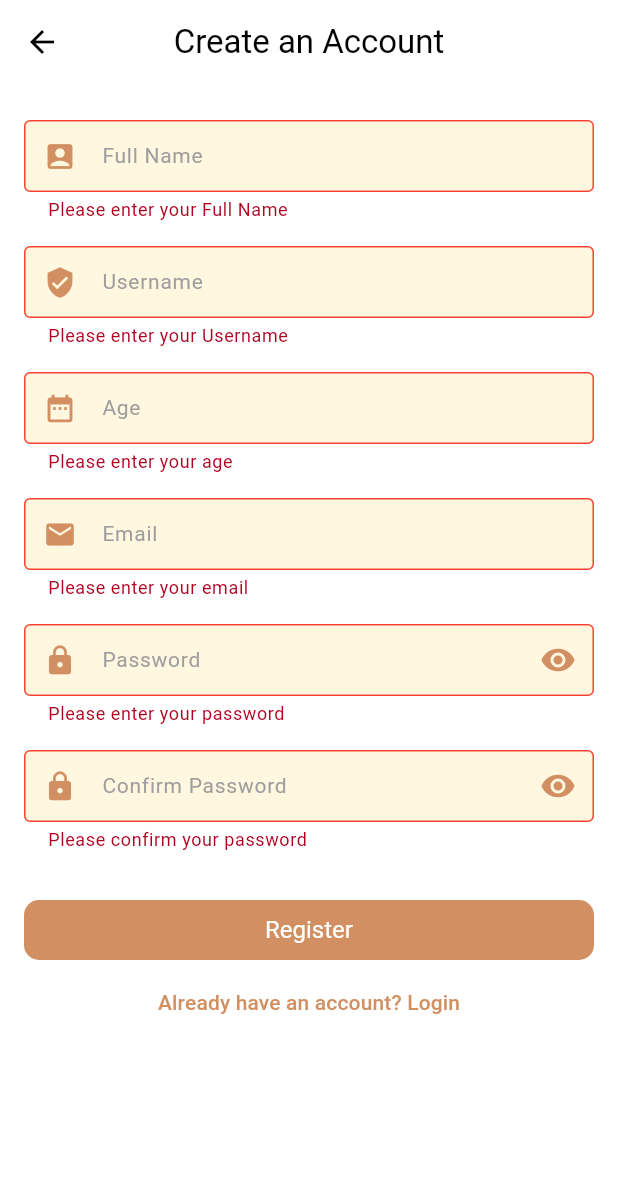
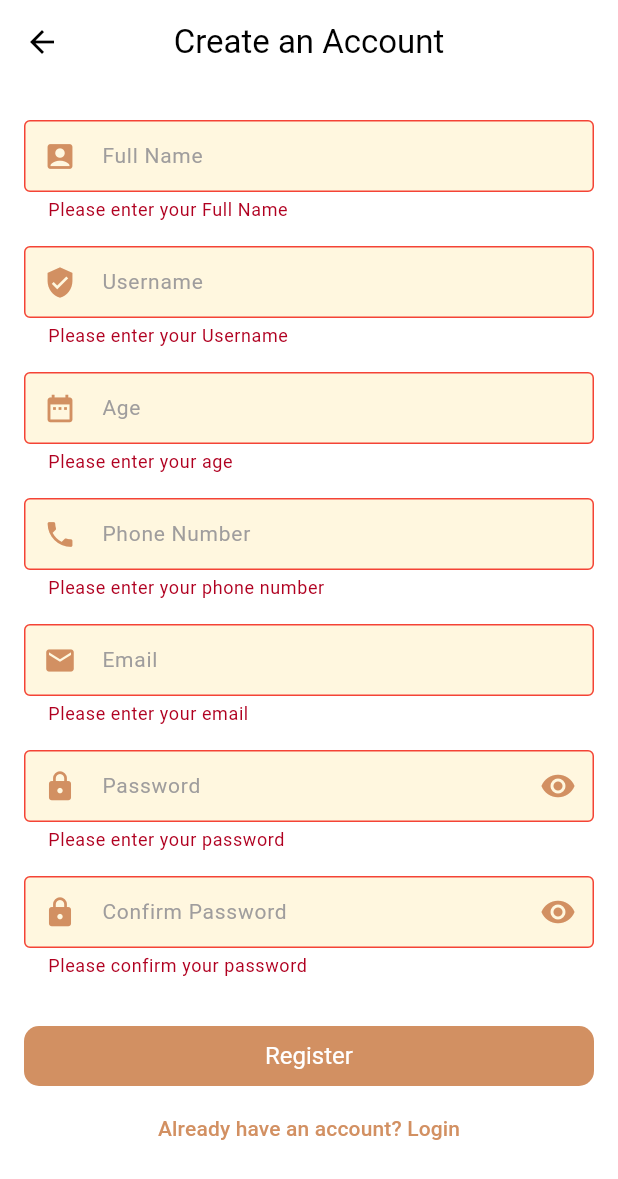
Before and after one commit to ST60002CEM/batch32a-nwj002, a Flutter app: the RegisterView screen opened directly, after a tap on "Register", on a phone screen of 412 x 824 dp. Shown: the top 1179 px of the screen. Run offline on Flutter 3.47's test engine with Material 3 defaults, Android fonts, the phone set to English and light mode, and no system bars; our stand-ins replace awesome_dialog, carousel_slider, dartz, dio, equatable, flutter_riverpod and 3 more; missing offline and left inert: all_sensors2; accounts and stored records are empty; network calls fail.

Commit message:
user fetch and bug fixed while log in and register users

```diff
--- a/lib/features/auth/domain/entity/auth_entity.dart
+++ b/lib/features/auth/domain/entity/auth_entity.dart
@@ -1,29 +1,41 @@
 import 'package:equatable/equatable.dart';
 
 class AuthEntity extends Equatable {
-  final String? id;
+  final String? userId;
   final String fullname;
-  final String age;
+  final int age; // Updated from String to int
   final String username;
   final String password;
   final String email;
+  final int phone; // Updated from String to int
 
   const AuthEntity({
-    this.id,
+    this.userId,
     required this.fullname,
     required this.age,
     required this.username,
     required this.password,
     required this.email,
+    required this.phone,
   });
+
+  const AuthEntity.empty()
+      : userId = '',
+        fullname = '',
+        age = 0, // Default value set to 0
+        username = '',
+        password = '',
+        email = '',
+        phone = 0; // Default value set to 0
 
   @override
   List<Object?> get props => [
-        id,
+        userId,
         fullname,
         age,
         username,
         password,
         email,
+        phone,
       ];
 }
--- a/lib/features/auth/domain/repository/auth_repository.dart
+++ b/lib/features/auth/domain/repository/auth_repository.dart
@@ -11,4 +11,7 @@ final authRepositoryProvider = Provider<IAuthRepository>((ref) {
 abstract class IAuthRepository {
   Future<Either<Failure, bool>> registerUser(AuthEntity user);
   Future<Either<Failure, bool>> loginUser(String email, String password);
+  Future<Either<Failure, bool>> verifyUser();
+  Future<Either<Failure, AuthEntity>> getCurrentUser();
+  Future<Either<Failure, bool>> updateUser(AuthEntity user);
 }
--- a/lib/features/auth/presentation/state/auth_state.dart
+++ b/lib/features/auth/presentation/state/auth_state.dart
@@ -1,29 +1,29 @@
 class AuthState {
   final bool isLoading;
   final String? error;
+  // final bool isObscure;
 
   AuthState({
+    // required this.isObscure,
     required this.isLoading,
     this.error,
   });
 
-  factory AuthState.initial() {
-    return AuthState(
-      isLoading: false,
-      error: null,
-    );
-  }
+  factory AuthState.initial() => AuthState(
+        isLoading: false,
+        error: null,
+        // isObscure: true,
+      );
 
   AuthState copyWith({
     bool? isLoading,
+    bool? isObscure,
     String? error,
   }) {
     return AuthState(
       isLoading: isLoading ?? this.isLoading,
       error: error ?? this.error,
+      // isObscure: isObscure ?? this.isObscure,
     );
   }
-
-  @override
-  String toString() => 'AuthState(isLoading: $isLoading, error: $error)';
 }
--- a/lib/features/auth/presentation/view/register_view.dart
+++ b/lib/features/auth/presentation/view/register_view.dart
@@ -19,6 +19,7 @@ class _RegisterViewState extends ConsumerState<RegisterView> {
   final confirmPasswordController = TextEditingController();
   final emailController = TextEditingController();
   final ageController = TextEditingController();
+  final phoneController = TextEditingController();
 
   bool isObscure = true;
 
@@ -187,6 +188,58 @@ class _RegisterViewState extends ConsumerState<RegisterView> {
                       ),
                     ),
                   ),
+                  //phonenumber to save in database
+                  Padding(
+                    padding: const EdgeInsets.symmetric(vertical: 8.0),
+                    child: TextFormField(
+                      controller: phoneController,
+                      keyboardType: TextInputType.phone,
+                      validator: (value) {
+                        if (value == null || value.isEmpty) {
+                          return 'Please enter your phone number';
+                        }
+                        return null;
+                      },
+                      style: const TextStyle(
+                        fontWeight: FontWeight.w400,
+                        fontStyle: FontStyle.normal,
+                        fontSize: 14,
+                        color: Color(0xff000000),
+                      ),
+                      decoration: InputDecoration(
+                        disabledBorder: OutlineInputBorder(
+                          borderRadius: BorderRadius.circular(12.0),
+                          borderSide: const BorderSide(
+                              color: Color(0x00ffffff), width: 1),
+                        ),
+                        focusedBorder: OutlineInputBorder(
+                          borderRadius: BorderRadius.circular(12.0),
+                          borderSide: const BorderSide(
+                              color: Color(0x00ffffff), width: 1),
+                        ),
+                        enabledBorder: OutlineInputBorder(
+                          borderRadius: BorderRadius.circular(12.0),
+                          borderSide: const BorderSide(
+                              color: Color(0x00ffffff), width: 1),
+                        ),
+                        hintText: "Phone Number",
+                        hintStyle: const TextStyle(
+                          fontWeight: FontWeight.w400,
+                          fontStyle: FontStyle.normal,
+                          fontSize: 14,
+                          color: Color(0xff9f9d9d),
+                        ),
+                        filled: true,
+                        fillColor: const Color(0x21ffc107),
+                        isDense: false,
+                        contentPadding: const EdgeInsets.symmetric(
+                            vertical: 8, horizontal: 12),
+                        prefixIcon: const Icon(Icons.phone,
+                            color: Color(0xFFD29062), size: 22),
+                      ),
+                    ),
+                  ),
+
                   Padding(
                     padding: const EdgeInsets.symmetric(vertical: 8.0),
                     child: TextFormField(
@@ -378,25 +431,13 @@ class _RegisterViewState extends ConsumerState<RegisterView> {
                           username: usernameController.text,
                           password: passwordController.text,
                           email: emailController.text,
-                          age: ageController.text,
+                          age: int.parse(ageController.text),
+                          phone: int.parse(phoneController.text),
                         );
                         ref
                             .read(authViewModelProvider.notifier)
                             .registerUser(auth);
                       }
-
-                      // if (_formKey.currentState!.validate()) {
-                      //   // All fields are valid, perform registration or other actions
-                      //   ref.read(authViewModelProvider.notifier).registerUser(
-                      //         AuthEntity(
-                      //           fullname: fullnameController.text,
-                      //           username: usernameController.text,
-                      //           password: passwordController.text,
-                      //           email: emailController.text,
-                      //           age: ageController.text,
-                      //         ),
-                      //       );
-                      // }
                     },
                     child: const Text('Register'),
                   ),
```
Also changed, not shown: lib/features/auth/data/repository/auth_local_repository.dart (+18 -0 lines), lib/features/auth/data/repository/auth_remote_repository.dart (+19 -4 lines), lib/features/auth/domain/usecases/auth_use_case.dart (+24 -8 lines), lib/features/auth/presentation/view/login_view.dart (+7 -9 lines), lib/features/auth/presentation/viewmodel/auth_view_model.dart (+20 -25 lines).
